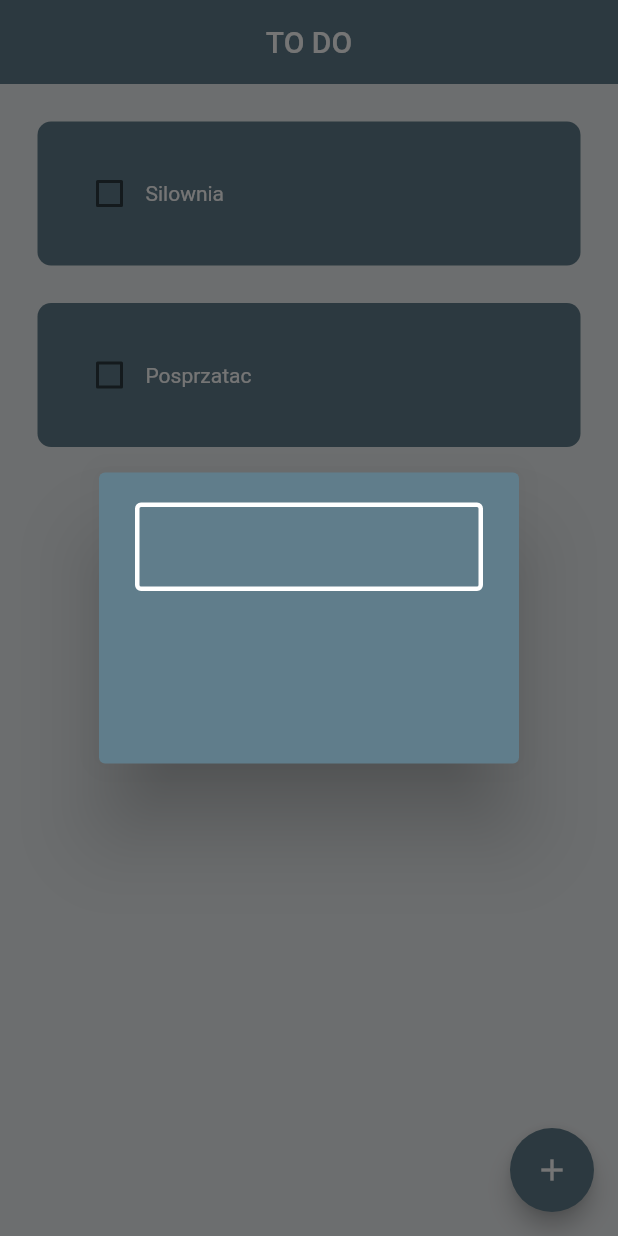
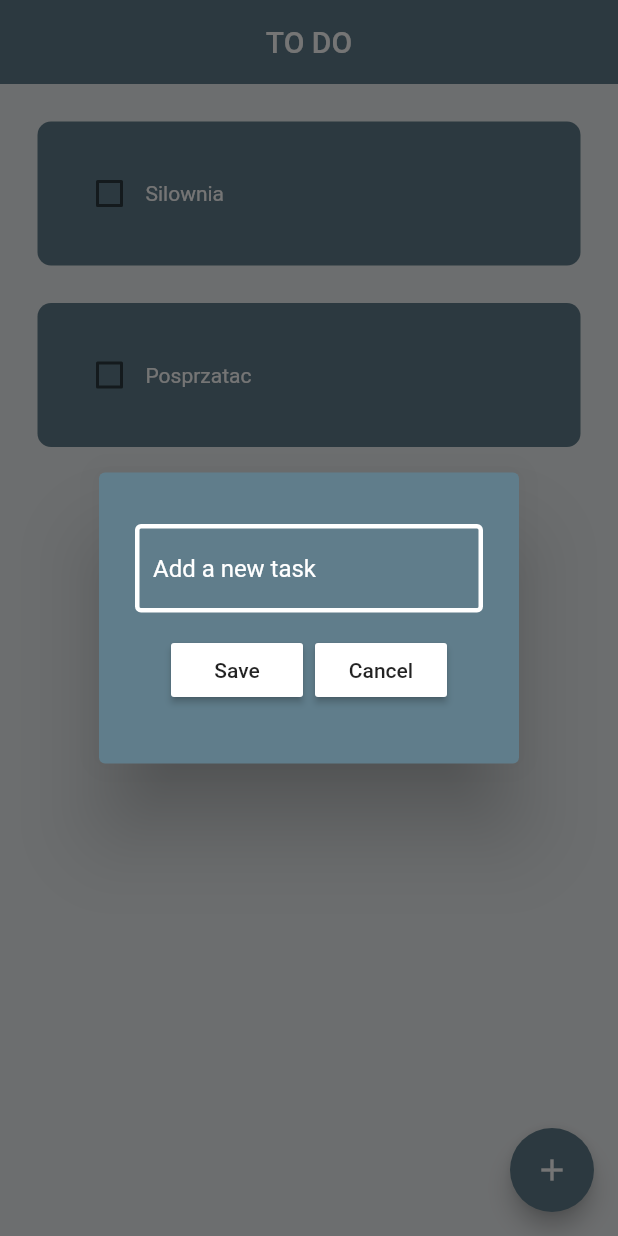
Before and after one commit to mxjakubiec/fluttertodo, a Flutter app: the screen it shows after launch, after a tap on the "add" icon, on a phone screen of 412 x 824 dp. Run offline on Flutter 3.47's test engine with Material 2 defaults, Android fonts, the phone set to English and light mode, and no system bars; missing offline and left inert: dart:ffi.

Commit message:
dialog box already you can add task but not cancel

```diff
--- a/todo/lib/home_page/home.dart
+++ b/todo/lib/home_page/home.dart
@@ -5,11 +5,16 @@ import '../listtodo/todolist.dart';
 class HomePage extends StatefulWidget {
    const HomePage ({super.key});
 
+
   @override
   State<HomePage> createState() => _HomePageState();
 }
 
 class _HomePageState extends State<HomePage> {
+  //text controller
+  final  _controller = TextEditingController();
+
+
   //list
   List toDoList = [
   ["Silownia", false],
@@ -24,11 +29,20 @@ class _HomePageState extends State<HomePage> {
 
 
   }
+  // save new task
+  void saveNewTask() {
+    setState(() {
+      toDoList.add([_controller.text, false]);
+      _controller.clear();
+    });
+    Navigator.of(context).pop();
+  }
 
   // new task add
   void newTaskAdd(){
     showDialog(context: context, builder: (context){
-      return DialogBox();
+     return DialogBox(controller: _controller,
+     onSave: saveNewTask, onCancel: () => Navigator.of(context).pop(),);
 
     },);
   }
--- /dev/null
+++ b/todo/lib/listtodo/button.dart
@@ -0,0 +1,16 @@
+import 'package:flutter/material.dart';
+
+class MyButton extends StatelessWidget {
+  final String text;
+  VoidCallback onPressed;
+   MyButton({super.key, required this.onPressed, required this.text,});
+
+  @override
+  Widget build(BuildContext context) {
+    return MaterialButton(
+      onPressed: onPressed,
+      color: Colors.white,
+      child: Text(text),
+    );
+  }
+}
--- a/todo/lib/listtodo/dialogbox.dart
+++ b/todo/lib/listtodo/dialogbox.dart
@@ -1,7 +1,17 @@
+import 'dart:ffi';
+
 import 'package:flutter/material.dart';
+import 'package:todo/listtodo/button.dart';
 
 class DialogBox extends StatelessWidget {
-  const DialogBox({super.key});
+  final controller;
+  VoidCallback onSave;
+  VoidCallback onCancel;
+
+
+
+  DialogBox({super.key, required this.controller,  required this.onCancel, required this.onSave, });
+
 
   @override
   Widget build(BuildContext context) {
@@ -9,11 +19,30 @@ class DialogBox extends StatelessWidget {
       backgroundColor: Colors.blueGrey,
       content: Container(
         height: 150,
-        child: Column(children: [
+        child: Column(
+          mainAxisAlignment: MainAxisAlignment.spaceEvenly,
+          children: [
           //user input
           TextField(
-            decoration: InputDecoration(enabledBorder: OutlineInputBorder(borderSide: BorderSide(width: 3, color: Colors.white))),
+             controller: controller,
+            decoration: InputDecoration(enabledBorder: OutlineInputBorder(borderSide: BorderSide(width: 3, color: Colors.white)),
+            hintText: "Add a new task", hintStyle: TextStyle(color: Colors.white)),
           ),
+
+          //Buttons
+          Row(
+            mainAxisAlignment: MainAxisAlignment.center,
+            children: [
+              //save button
+              MyButton(onPressed: onSave, text: "Save"),
+
+              const SizedBox(width: 8),
+
+
+              //cancel button
+              MyButton(onPressed: onCancel, text: "Cancel"),
+            ],
+          )
 
         ],),)
 
--- a/todo/pubspec.yaml
+++ b/todo/pubspec.yaml
@@ -35,6 +35,7 @@ dependencies:
   # The following adds the Cupertino Icons font to your application.
   # Use with the CupertinoIcons class for iOS style icons.
   cupertino_icons: ^1.0.2
+  flutter_slidable: ^1.2.0
 
 dev_dependencies:
   flutter_test:
```
Also changed, not shown: todo/pubspec.lock.
